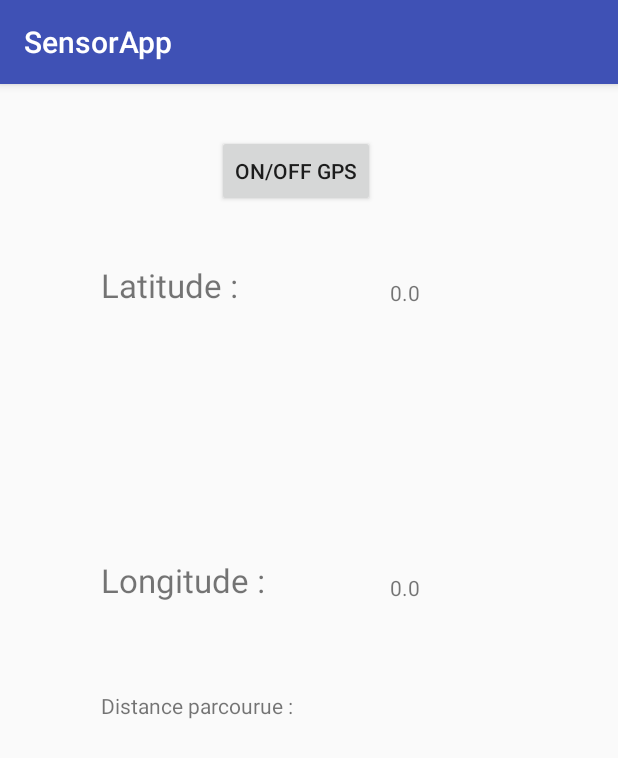
After one commit to mordohaw/SensorApp, an Android app: the Tp2Activity screen opened directly, with no data from a screen before it, on a phone screen of 412 x 824 dp. The commit adds this screen. Shown: the top 758 px of the screen. Run offline under Robolectric (Android 15) with nearby library versions, the phone set to English and light mode, and no system bars.

Commit message:
get distance between two geoloc points

```diff
--- a/app/src/main/java/williammordohay/sensorapp/DirectionActivity.java
+++ b/app/src/main/java/williammordohay/sensorapp/DirectionActivity.java
@@ -18,7 +18,7 @@ public class DirectionActivity extends AppCompatActivity implements SensorEventL
     protected void onCreate(Bundle savedInstanceState) {
         super.onCreate(savedInstanceState);
         setContentView(R.layout.activity_direction);
-        directionTextview = findViewById(R.id.directionText);
+        directionTextview = (TextView) findViewById(R.id.directionText);
 
         //create sensor manager
         sm = (SensorManager) getSystemService(SENSOR_SERVICE);
@@ -37,9 +37,6 @@ public class DirectionActivity extends AppCompatActivity implements SensorEventL
     public void onSensorChanged(SensorEvent event) {
 
         if(event.sensor.getType() == Sensor.TYPE_ACCELEROMETER){
-            /*xTextView.setText("X: " + event.values[0]);
-            yTextView.setText("Y: " + event.values[1]);
-            zTextView.setText("Z: " + event.values[2]);*/
             float x,y,z;
             x = event.values[0];
             y=event.values[1];
--- a/app/src/main/java/williammordohay/sensorapp/ProximityActivity.java
+++ b/app/src/main/java/williammordohay/sensorapp/ProximityActivity.java
@@ -21,7 +21,7 @@ public class ProximityActivity extends AppCompatActivity implements SensorEventL
     protected void onCreate(Bundle savedInstanceState) {
         super.onCreate(savedInstanceState);
         setContentView(R.layout.activity_proximity);
-        myIv = findViewById(R.id.presenceImage);
+        myIv = (ImageView) findViewById(R.id.presenceImage);
         initSensor();
 
     }
--- a/app/src/main/java/williammordohay/sensorapp/SensorListActivity.java
+++ b/app/src/main/java/williammordohay/sensorapp/SensorListActivity.java
@@ -26,7 +26,7 @@ public class SensorListActivity extends AppCompatActivity {
     protected void onCreate(Bundle savedInstanceState) {
         super.onCreate(savedInstanceState);
         setContentView(R.layout.activity_sensor_list);
-        sensorTextview = findViewById(R.id.sensorListView);
+        sensorTextview = (TextView) findViewById(R.id.sensorListView);
 
         //create sensor manager
         sm = (SensorManager) getSystemService(SENSOR_SERVICE);
--- /dev/null
+++ b/app/src/main/java/williammordohay/sensorapp/Tp2Activity.java
@@ -0,0 +1,225 @@
+package williammordohay.sensorapp;
+
+import android.Manifest;
+import android.app.AlertDialog;
+import android.content.Context;
+import android.content.DialogInterface;
+import android.content.Intent;
+import android.content.pm.PackageManager;
+import android.location.Location;
+import android.location.LocationListener;
+import android.location.LocationManager;
+import android.provider.Settings;
+import android.support.v4.app.ActivityCompat;
+import android.support.v7.app.AppCompatActivity;
+import android.os.Bundle;
+import android.view.View;
+import android.widget.TextView;
+import android.widget.Toast;
+
+public class Tp2Activity extends AppCompatActivity {
+
+    protected double longitudeGPS, latitudeGPS;
+    private String positionLat,positionLong;
+    private TextView latTextView, longTextView, distanceEditText;
+    private double latitudePoint=0.0, longitudePoint=0.0;
+    private static int refreshTime = 2;
+
+    //private static final int REQUEST_LOCATION=1;
+    protected LocationManager locationManager;
+
+    @Override
+    protected void onCreate(Bundle savedInstanceState) {
+        super.onCreate(savedInstanceState);
+        setContentView(R.layout.activity_tp2);
+        locationManager = (LocationManager) getSystemService(Context.LOCATION_SERVICE);
+        latTextView = (TextView) findViewById(R.id.longEditText);
+        longTextView = (TextView) findViewById(R.id.latEditText);
+        distanceEditText = (TextView) findViewById(R.id.distanceEditText);
+
+        refreshList();
+        //updatePosition();
+    }
+
+
+
+    public void getGpsPoint(View v){
+        double oldLatittude, oldLongitude;
+        if(latitudePoint != 0.0 && longitudePoint != 0.0){
+            oldLatittude = latitudePoint;
+            oldLongitude = longitudePoint;
+
+            Location oldLocation = new Location("");
+            oldLocation.setLatitude(oldLatittude);
+            oldLocation.setLongitude(oldLongitude);
+
+            latitudePoint = latitudeGPS;
+            longitudePoint = longitudeGPS;
+            Location newLocation = new Location("");
+            newLocation.setLatitude(latitudePoint);
+            newLocation.setLongitude(longitudePoint);
+
+            float distanceInMeters = oldLocation.distanceTo(newLocation);
+            distanceEditText.setText(" " + String.valueOf(distanceInMeters) + " m");
+
+
+        }else{
+            latitudePoint = latitudeGPS;
+            longitudePoint = longitudeGPS;
+        }
+
+
+    }
+    private void refreshList()
+    {
+
+
+        //rafraichirListe long-time task in background thread
+        new Thread(new Runnable()
+        {
+            @Override
+            public void run()
+            {
+                while(!isDestroyed())
+                {
+                    try
+                    {
+                        //dummy delay for "tpsRafraichissement" second
+                        Thread.sleep(refreshTime*1000);
+
+                        //update ui on UI thread
+                        runOnUiThread(new Runnable()
+                        {
+                            @Override
+                            public void run()
+                            {
+                                updatePosition();
+
+
+                            }
+                        });
+                    } catch (InterruptedException e)
+                    {
+                        e.printStackTrace();
+                    }
+
+                }
+
+
+
+            }
+        }).start();
+
+
+    }
+
+
+    public void updatePosition(){
+        //if (checkLocation())
+        getPosition();
+        positionLat = String.valueOf(latitudeGPS);
+        positionLong = String.valueOf(longitudeGPS);
+        latTextView.setText(positionLat);//extras.getString("myLatitude");
+        longTextView.setText(positionLong); //extras.getString("myLongitude");
+        Toast.makeText(this, positionLat +" + lon : " + positionLong, Toast.LENGTH_SHORT).show();
+        if(positionLat=="0.0" || positionLong =="0.0"){
+            Toast.makeText(this, "Please wait few second, the position will be displayed. if not, go outside please. Thanks a lot", Toast.LENGTH_LONG).show();
+        }
+    }
+
+    //LOCALISATION PART
+
+
+    protected boolean checkLocation() {
+        if (!isLocationEnabled())
+            showAlert();
+        return isLocationEnabled();
+    }
+
+    private boolean isLocationEnabled() {
+        LocationManager locationManager = (LocationManager) getSystemService(Context.LOCATION_SERVICE);
+
+        return locationManager.isProviderEnabled(LocationManager.GPS_PROVIDER) || locationManager.isProviderEnabled(LocationManager.NETWORK_PROVIDER);
+    }
+
+    private void showAlert() {
+        final AlertDialog.Builder dialog = new AlertDialog.Builder(this);
+        dialog.setTitle("Enable Location")
+                .setMessage("Your Locations Settings is set to 'Off'.\nPlease Enable Location to " +
+                        "use this app")
+                .setPositiveButton("Location Settings", new DialogInterface.OnClickListener() {
+                    @Override
+                    public void onClick(DialogInterface paramDialogInterface, int paramInt) {
+                        Intent myIntent = new Intent(Settings.ACTION_LOCATION_SOURCE_SETTINGS);
+                        startActivity(myIntent);
+                    }
+                })
+                .setNegativeButton("Cancel", new DialogInterface.OnClickListener() {
+                    @Override
+                    public void onClick(DialogInterface paramDialogInterface, int paramInt) {
+                    }
+                });
+        dialog.show();
+    }
+
+    public void getPosition() {
+
+
+        if (!checkLocation())
+            return;
+        if (ActivityCompat.checkSelfPermission(this, Manifest.permission.ACCESS_FINE_LOCATION) != PackageManager.PERMISSION_GRANTED && ActivityCompat.checkSelfPermission(this, Manifest.permission.ACCESS_COARSE_LOCATION) != PackageManager.PERMISSION_GRANTED) {
+            // TODO: Consider calling
+            //    ActivityCompat#requestPermissions
+            // here to request the missing permissions, and then overriding
+            //   public void onRequestPermissionsResult(int requestCode, String[] permissions,
+            //                                          int[] grantResults)
+            // to handle the case where the user grants the permission. See the documentation
+            // for ActivityCompat#requestPermissions for more details.
+            return;
+        }
+        locationManager.requestLocationUpdates(LocationManager.GPS_PROVIDER, 2 * 60 * 1000, 10, locationListenerGPS);
+        //getLocation();
+        //TextView positionTextView = (TextView) findViewById(R.id.myPositionText);
+        //Gson myGson = new Gson();
+        //String locUrl= UrlConstructor.getGeolocUrl();
+        //String entryString = recupereDonnees(locUrl);
+        //get the data from WebService
+
+
+        //if(entryString != null)
+        //{
+        //  Localisation myLoc = myGson.fromJson(entryString,Localisation.class);
+
+        //positionTextView.setText();
+        //}
+    }
+
+    private final LocationListener locationListenerGPS = new LocationListener() {
+        public void onLocationChanged(final Location location) {
+            longitudeGPS = location.getLongitude();
+            latitudeGPS = location.getLatitude();
+
+            /*runOnUiThread(new Runnable() {
+                @Override
+                public void run() {
+                    Toast.makeText(getApplicationContext(), "GPS Provider update", Toast.LENGTH_SHORT).show();
+                }
+            });*/
+        }
+
+        @Override
+        public void onStatusChanged(String s, int i, Bundle bundle) {
+
+        }
+
+        @Override
+        public void onProviderEnabled(String s) {
+
+        }
+
+        @Override
+        public void onProviderDisabled(String s) {
+
+        }
+    };
+}
--- /dev/null
+++ b/app/src/main/res/layout/activity_tp2.xml
@@ -0,0 +1,75 @@
+<?xml version="1.0" encoding="utf-8"?>
+<RelativeLayout xmlns:android="http://schemas.android.com/apk/res/android"
+    xmlns:app="http://schemas.android.com/apk/res-auto"
+    xmlns:tools="http://schemas.android.com/tools"
+    android:layout_width="match_parent"
+    android:layout_height="match_parent"
+    tools:context="williammordohay.sensorapp.Tp2Activity">
+
+    <TextView
+        android:id="@+id/textView2"
+        android:layout_width="wrap_content"
+        android:layout_height="wrap_content"
+        android:textSize="22dp"
+        android:layout_alignParentStart="true"
+        android:layout_alignParentTop="true"
+        android:layout_marginStart="67dp"
+        android:layout_marginTop="119dp"
+        android:text="Latitude :" />
+
+    <TextView
+        android:id="@+id/textView3"
+        android:layout_width="wrap_content"
+        android:layout_height="wrap_content"
+        android:textSize="22dp"
+        android:layout_alignStart="@+id/textView2"
+        android:layout_below="@+id/textView2"
+        android:layout_marginTop="167dp"
+        android:text="Longitude :" />
+
+    <TextView
+        android:id="@+id/latEditText"
+        android:layout_width="wrap_content"
+        android:layout_height="wrap_content"
+        android:layout_above="@+id/textView3"
+        android:layout_marginStart="83dp"
+        android:layout_toEndOf="@+id/textView3"
+        android:text="" />
+
+    <TextView
+        android:id="@+id/longEditText"
+        android:layout_width="wrap_content"
+        android:layout_height="wrap_content"
+        android:layout_alignBottom="@+id/textView3"
+        android:layout_alignStart="@+id/latEditText"
+        android:text="" />
+
+    <TextView
+        android:id="@+id/distanceTextView"
+        android:layout_width="wrap_content"
+        android:layout_height="wrap_content"
+        android:layout_alignStart="@+id/textView3"
+        android:layout_below="@+id/textView3"
+        android:layout_marginTop="59dp"
+        android:text="Distance parcourue :" />
+
+    <TextView
+        android:id="@+id/distanceEditText"
+        android:layout_width="wrap_content"
+        android:layout_height="wrap_content"
+        android:layout_alignBaseline="@+id/distanceTextView"
+        android:layout_alignBottom="@+id/distanceTextView"
+        android:layout_marginEnd="10dp"
+        android:layout_toStartOf="@+id/longEditText" />
+
+    <Button
+        android:id="@+id/gpsButton"
+        android:layout_width="wrap_content"
+        android:layout_height="wrap_content"
+        android:layout_alignEnd="@+id/distanceEditText"
+        android:layout_alignParentTop="true"
+        android:layout_marginTop="34dp"
+        android:text="ON/OFF GPS"
+        android:onClick="getGpsPoint"/>
+
+</RelativeLayout>
--- a/build.gradle
+++ b/build.gradle
@@ -7,7 +7,7 @@ buildscript {
         jcenter()
     }
     dependencies {
-        classpath 'com.android.tools.build:gradle:3.0.1'
+        classpath 'com.android.tools.build:gradle:2.3.0'
 
 
         // NOTE: Do not place your application dependencies here; they belong
```
Also changed, not shown: app/build.gradle (+14 -9 lines), app/src/main/AndroidManifest.xml (+14 -7 lines), app/src/main/java/williammordohay/sensorapp/MenuActivity.java (+7 -0 lines), app/src/main/res/layout/activity_menu.xml (+16 -6 lines).
